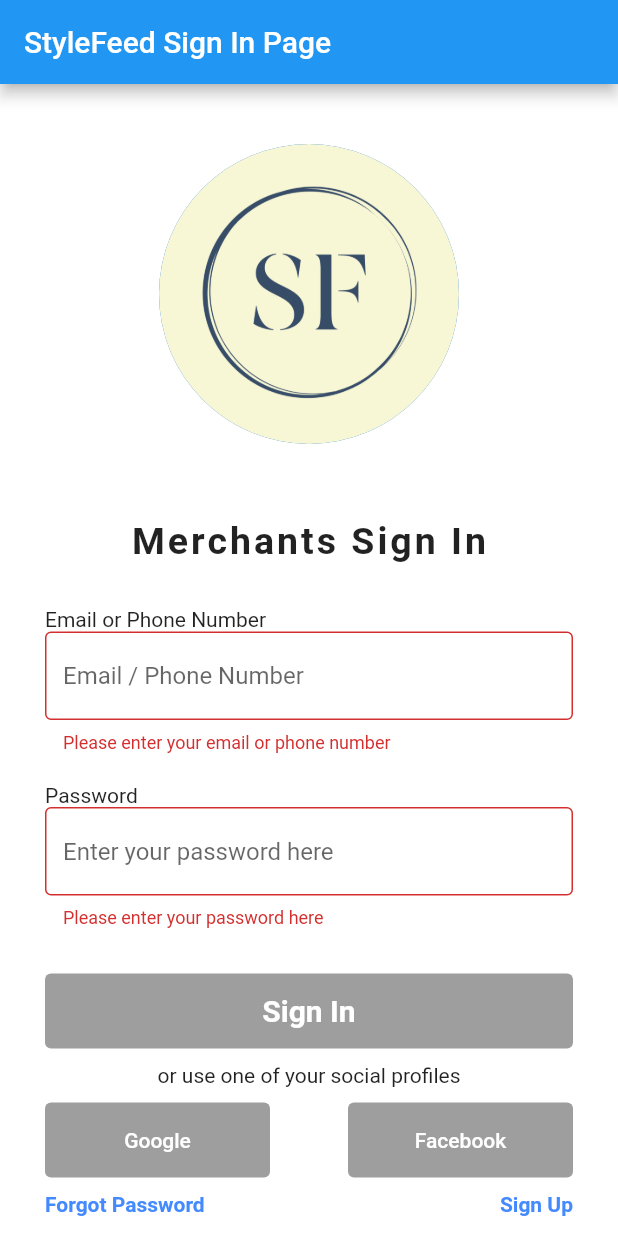
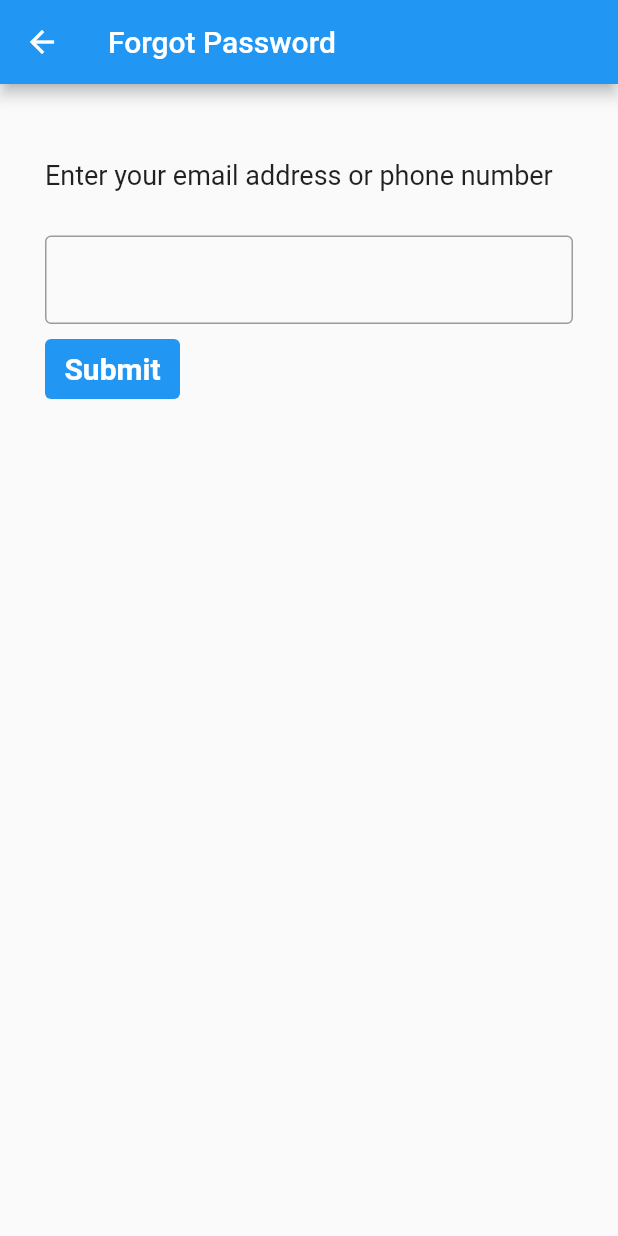
Before and after one commit to Steve-Bright/StyleFeed_Merchant-Abandoned-, a Flutter app: the screen it shows after launch, after a tap on "Sign In", after a tap on "Forgot Password", on a phone screen of 412 x 824 dp. Run offline on Flutter 3.47's test engine with Material 2 defaults, Android fonts, the phone set to English and light mode, and no system bars; our stand-ins replace animated_splash_screen.

Commit message:
added the forgot password_merchant

```diff
--- /dev/null
+++ b/lib/LoginPage/forgotPassword.dart
@@ -0,0 +1,119 @@
+import 'package:flutter/material.dart';
+
+class ForgotPassword extends StatefulWidget {
+  const ForgotPassword({super.key});
+
+  @override
+  State<ForgotPassword> createState() => _ForgotPasswordState();
+}
+
+class _ForgotPasswordState extends State<ForgotPassword> {
+  final GlobalKey<FormState> _formKey = GlobalKey<FormState>();
+
+  @override
+  Widget build(BuildContext context) {
+    return Scaffold(
+        appBar: AppBar(
+            title: Text('Forgot Password')
+        ),
+        body: Form(
+            key: _formKey,
+            child: Padding(
+              padding: const EdgeInsets.fromLTRB(30, 50, 30, 0),
+              child: Column(
+                  crossAxisAlignment: CrossAxisAlignment.start,
+                  children: <Widget>[
+                    Text('Enter your email address or phone number', style: TextStyle(fontSize: 18)),
+                    SizedBox(
+                      height: 30,
+                    ),
+                    TextFormField(
+                      decoration: InputDecoration(
+                        border: OutlineInputBorder(
+                            borderSide: BorderSide(
+                              width: 3,
+                            )
+                        ),
+                      ),
+                      validator: (String? value) {
+                        if (value == null || value.isEmpty) {
+                          return 'Please enter your email or phone number';
+                        }
+                        return null;
+                      },
+                    ),
+
+                    SizedBox(
+                        height: 10
+                    ),
+
+                    SizedBox(
+                        width: 90,
+                        height: 40,
+                        // height: 80,
+                        child: TextButton(
+                          onPressed: (){
+                            if (_formKey.currentState!.validate()) {
+                              ScaffoldMessenger.of(context).showSnackBar(
+                                SnackBar(
+                                  content: Container(
+                                      padding: EdgeInsets.all(16),
+                                      // height: 90,
+                                      decoration: BoxDecoration(
+                                        color: Colors.green,
+                                        borderRadius: BorderRadius.all(Radius.circular(20)),
+                                      ),
+                                      child: Row(
+                                        mainAxisAlignment: MainAxisAlignment.start,
+                                        children: [
+                                          Icon(Icons.check, color: Colors.white,),
+                                          SizedBox(width: 10),
+                                          Text('Email or Phone Number found', style: TextStyle(fontSize: 18, color: Colors.white)),
+                                        ],
+                                      )
+                                  ),
+                                  backgroundColor: Colors.transparent,
+                                  elevation: 0,
+                                ),
+                              );
+                            }else{
+                              ScaffoldMessenger.of(context).showSnackBar(
+                                SnackBar(
+                                  content: Container(
+                                      padding: EdgeInsets.all(16),
+                                      // height: 90,
+                                      decoration: BoxDecoration(
+                                        color: Colors.red,
+                                        borderRadius: BorderRadius.all(Radius.circular(20)),
+                                      ),
+                                      child: Row(
+                                        mainAxisAlignment: MainAxisAlignment.start,
+                                        children: [
+                                          Icon(Icons.error, color: Colors.white,),
+                                          SizedBox(width: 10),
+                                          Text('Email or Phone number not found', style: TextStyle(fontSize: 18, color: Colors.white)),
+                                        ],
+                                      )
+                                  ),
+                                  backgroundColor: Colors.transparent,
+                                  elevation: 0,
+                                ),
+                              );
+                            }
+
+                          },
+                          child: Text('Submit', style: TextStyle(color: Colors.white, fontSize: 20.0, fontWeight: FontWeight.bold)),
+
+                          style: ButtonStyle(
+                              backgroundColor: MaterialStateProperty.all(Colors.blue)
+                          ),
+                        )
+                    ),
+
+                  ]
+              ),
+            )
+        )
+    );
+  }
+}
--- a/lib/LoginPage/signIn.dart
+++ b/lib/LoginPage/signIn.dart
@@ -132,6 +132,7 @@ class _SigningInPageState extends State<SigningInPage> {
                                     _formKey.currentState!.save();
                                     // Perform additional actions, e.g., send data to a server
                                   }
+                                  else(
                                       ScaffoldMessenger.of(context).showSnackBar(
                                         SnackBar(
                                           content: Container(
@@ -153,6 +154,7 @@ class _SigningInPageState extends State<SigningInPage> {
                                           backgroundColor: Colors.transparent,
                                           elevation: 0,
                                         ),
+                                      )
                                   );
                                 },
                                 style: ButtonStyle(
@@ -215,6 +217,7 @@ class _SigningInPageState extends State<SigningInPage> {
                                       InkWell(
                                         onTap: () {
                                           //navigate to the page
+                                          Navigator.pushNamed(context, '/forgotPassword');
                                         },
                                         child: Text('Forgot Password',
                                             style: TextStyle(
--- a/lib/LoginPage/signUp.dart
+++ b/lib/LoginPage/signUp.dart
@@ -263,6 +263,7 @@ class _SigningUpPageState extends State<SigningUpPage>{
                                     _formKey.currentState!.save();
                                     // Perform additional actions, e.g., send data to a server
                                   }
+                                  else{
                                     ScaffoldMessenger.of(context).showSnackBar(
                                       SnackBar(
                                         content: Container(
@@ -285,6 +286,7 @@ class _SigningUpPageState extends State<SigningUpPage>{
                                         elevation: 0,
                                       ),
                                     );
+                                  }
                                 },
                                 style: ButtonStyle(
                                     backgroundColor: MaterialStatePropertyAll(Colors.grey)
@@ -352,7 +354,7 @@ class _SigningUpPageState extends State<SigningUpPage>{
                                       InkWell(
                                         onTap: (){
                                           //navigate to the page
-
+                                          Navigator.pushNamed(context, '/forgotPassword');
                                         },
                                         child: Text('Forgot Password', style: TextStyle(fontWeight: FontWeight.bold, color: Colors.blueAccent)),
                                       ),
--- a/lib/main.dart
+++ b/lib/main.dart
@@ -3,6 +3,7 @@ import 'LoginPage/signUp.dart';
 import 'LoginPage/signIn.dart';
 import 'splashScreen.dart';
 import 'Pages/productDetail.dart';
+import 'LoginPage/forgotPassword.dart';
 
 void main() => runApp(
       MaterialApp(
@@ -12,7 +13,8 @@ void main() => runApp(
           '/splashScreen': (context) => const SplashScreen(),
           '/signIn': (context) => const SigningInPage(),
           '/signUp': (context) => const SigningUpPage(),
-          '/productDetail': (context) => const ProductDetail()
+          '/productDetail': (context) => const ProductDetail(),
+          '/forgotPassword': (context) => const ForgotPassword(),
         },
       ),
     );
```
Lines whose indentation alone changed are shown as unchanged.
